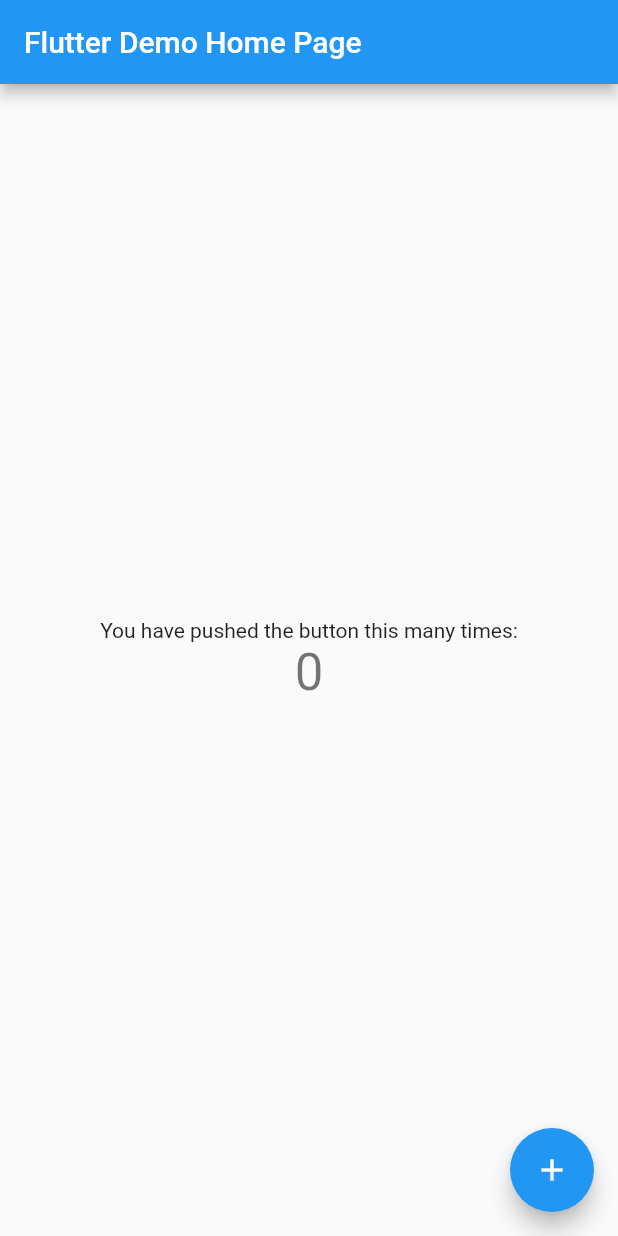
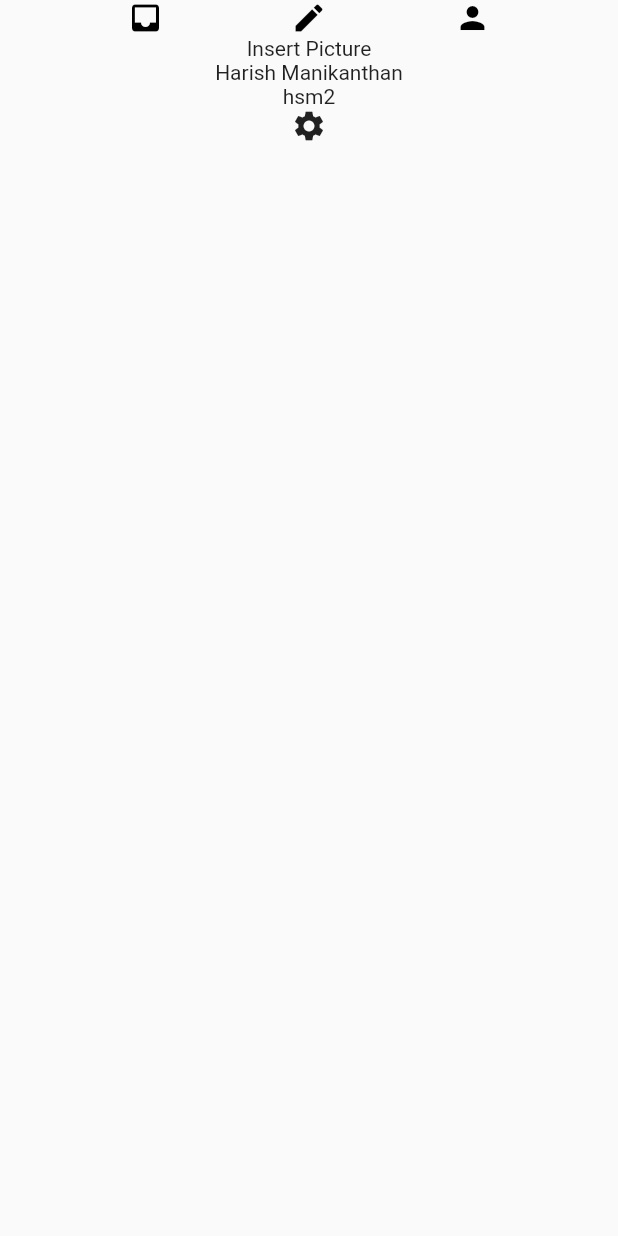
Before and after one commit to Sharkalgud/popchat, a Flutter app: the screen it shows after launch, on a phone screen of 412 x 824 dp. Run offline on Flutter 3.47's test engine with Material 2 defaults, Android fonts, the phone set to English and light mode, and no system bars.

Commit message:
start of profile view plus new toolbar class for consistency across views

```diff
--- a/lib/main.dart
+++ b/lib/main.dart
@@ -1,109 +1,4 @@
 import 'package:flutter/material.dart';
+import 'profile.dart';
 
-void main() => runApp(new MyApp());
-
-class MyApp extends StatelessWidget {
-  // This widget is the root of your application.
-  @override
-  Widget build(BuildContext context) {
-    return new MaterialApp(
-      title: 'Flutter Demo',
-      theme: new ThemeData(
-        // This is the theme of your application.
-        //
-        // Try running your application with "flutter run". You'll see the
-        // application has a blue toolbar. Then, without quitting the app, try
-        // changing the primarySwatch below to Colors.green and then invoke
-        // "hot reload" (press "r" in the console where you ran "flutter run",
-        // or press Run > Flutter Hot Reload in IntelliJ). Notice that the
-        // counter didn't reset back to zero; the application is not restarted.
-        primarySwatch: Colors.blue,
-      ),
-      home: new MyHomePage(title: 'Flutter Demo Home Page'),
-    );
-  }
-}
-
-class MyHomePage extends StatefulWidget {
-  MyHomePage({Key key, this.title}) : super(key: key);
-
-  // This widget is the home page of your application. It is stateful, meaning
-  // that it has a State object (defined below) that contains fields that affect
-  // how it looks.
-
-  // This class is the configuration for the state. It holds the values (in this
-  // case the title) provided by the parent (in this case the App widget) and
-  // used by the build method of the State. Fields in a Widget subclass are
-  // always marked "final".
-
-  final String title;
-
-  @override
-  _MyHomePageState createState() => new _MyHomePageState();
-}
-
-class _MyHomePageState extends State<MyHomePage> {
-  int _counter = 0;
-
-  void _incrementCounter() {
-    setState(() {
-      // This call to setState tells the Flutter framework that something has
-      // changed in this State, which causes it to rerun the build method below
-      // so that the display can reflect the updated values. If we changed
-      // _counter without calling setState(), then the build method would not be
-      // called again, and so nothing would appear to happen.
-      _counter++;
-    });
-  }
-
-  @override
-  Widget build(BuildContext context) {
-    // This method is rerun every time setState is called, for instance as done
-    // by the _incrementCounter method above.
-    //
-    // The Flutter framework has been optimized to make rerunning build methods
-    // fast, so that you can just rebuild anything that needs updating rather
-    // than having to individually change instances of widgets.
-    return new Scaffold(
-      appBar: new AppBar(
-        // Here we take the value from the MyHomePage object that was created by
-        // the App.build method, and use it to set our appbar title.
-        title: new Text(widget.title),
-      ),
-      body: new Center(
-        // Center is a layout widget. It takes a single child and positions it
-        // in the middle of the parent.
-        child: new Column(
-          // Column is also layout widget. It takes a list of children and
-          // arranges them vertically. By default, it sizes itself to fit its
-          // children horizontally, and tries to be as tall as its parent.
-          //
-          // Invoke "debug paint" (press "p" in the console where you ran
-          // "flutter run", or select "Toggle Debug Paint" from the Flutter tool
-          // window in IntelliJ) to see the wireframe for each widget.
-          //
-          // Column has various properties to control how it sizes itself and
-          // how it positions its children. Here we use mainAxisAlignment to
-          // center the children vertically; the main axis here is the vertical
-          // axis because Columns are vertical (the cross axis would be
-          // horizontal).
-          mainAxisAlignment: MainAxisAlignment.center,
-          children: <Widget>[
-            new Text(
-              'You have pushed the button this many times:',
-            ),
-            new Text(
-              '$_counter',
-              style: Theme.of(context).textTheme.display1,
-            ),
-          ],
-        ),
-      ),
-      floatingActionButton: new FloatingActionButton(
-        onPressed: _incrementCounter,
-        tooltip: 'Increment',
-        child: new Icon(Icons.add),
-      ), // This trailing comma makes auto-formatting nicer for build methods.
-    );
-  }
-}
+void main() => runApp(new Profile()); //change it to your class name for testing
--- /dev/null
+++ b/lib/profile.dart
@@ -0,0 +1,38 @@
+import 'package:flutter/material.dart';
+import 'util/toolbar.dart';
+
+class Profile extends StatelessWidget {
+  // This widget is the root of your application.
+  @override
+  Widget build(BuildContext context) {
+    Widget toolSection = new ToolBar();
+
+    Widget infoSection = new Container(
+      child: new Column(
+          children: [
+            new Text('Insert Picture'),
+            new Text('Harish Manikanthan'),
+            new Text('hsm2'),
+          ]
+      ),
+    );
+
+    Widget settingsSection = new Container(
+      child: new Icon(Icons.settings),
+    );
+
+    //add Add Friends button
+    return new MaterialApp(
+      title: 'Profile',
+      home: new Scaffold(
+        body: new ListView(
+          children: [
+            toolSection,
+            infoSection,
+            settingsSection,
+          ],
+        ),
+      ),
+    );
+  }
+}
--- /dev/null
+++ b/lib/util/toolbar.dart
@@ -0,0 +1,26 @@
+import 'package:flutter/material.dart';
+
+
+Column buildButtonColumn(IconData icon){
+  return new Column(
+      mainAxisSize: MainAxisSize.min,
+      mainAxisAlignment: MainAxisAlignment.center,
+      children: [
+        new Icon(icon, color: Colors.black),
+      ]
+  );
+}
+
+
+class ToolBar extends Container{
+  ToolBar(): super(
+      child: new Row(
+        mainAxisAlignment: MainAxisAlignment.spaceEvenly,
+        children: [
+          buildButtonColumn(Icons.inbox),
+          buildButtonColumn(Icons.create),
+          buildButtonColumn(Icons.person),
+        ],
+      )
+  );
+}
```
Also changed, not shown: 1 other file.
